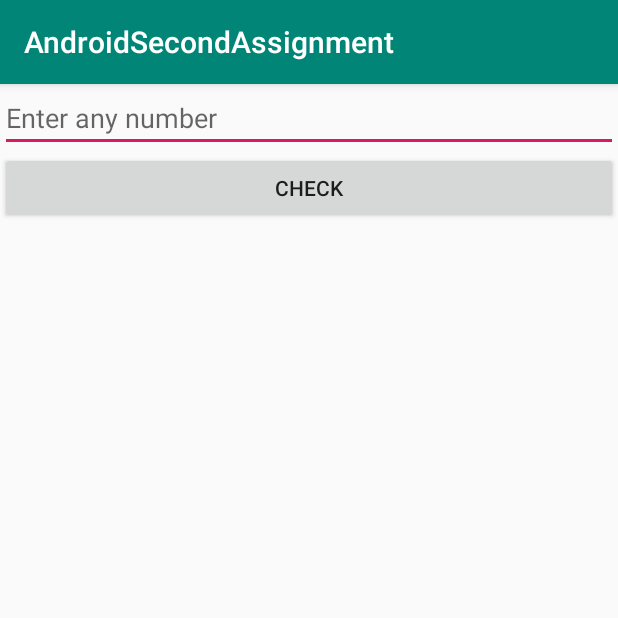
After one commit to Hipak7/Topic6ViewPagerActivity, an Android app: the fragment armstrong shown on its own in the app's theme, on a phone screen of 412 x 824 dp, the top half of it. The commit adds this screen. Run offline under Robolectric (Android 15) with nearby library versions, the phone set to English and light mode, and no system bars.

Commit message:
Armstrong Successfully Done

```diff
--- /dev/null
+++ b/app/src/main/java/com/softwarica/androidsecondassignment/hipak/fragments/armstrong.java
@@ -0,0 +1,65 @@
+package com.softwarica.androidsecondassignment.hipak.fragments;
+
+import android.content.Context;
+import android.net.Uri;
+import android.os.Bundle;
+
+import androidx.fragment.app.Fragment;
+
+import android.view.LayoutInflater;
+import android.view.View;
+import android.view.ViewGroup;
+import android.widget.Button;
+import android.widget.EditText;
+import android.widget.TextView;
+
+import com.softwarica.androidsecondassignment.R;
+
+
+public class armstrong extends Fragment implements View.OnClickListener {
+    private Button btnArmstrong;
+    private EditText etArmstrong;
+    private TextView tvArmstrong;
+
+
+
+
+
+    @Override
+    public View onCreateView(LayoutInflater inflater, ViewGroup container,
+                             Bundle savedInstanceState) {
+        // Inflate the layout for this fragment
+        View view=inflater.inflate(R.layout.fragment_armstrong,container,false);
+        etArmstrong=view.findViewById(R.id.etArmstrong);
+        btnArmstrong=view.findViewById(R.id.btnArmstrong);
+        tvArmstrong=view.findViewById(R.id.tvArmstrong);
+
+        btnArmstrong.setOnClickListener(this);
+        return view;
+    }
+
+
+
+
+
+    @Override
+    public void onClick(View v) {
+        int num = Integer.parseInt(etArmstrong.getText().toString());
+
+        int number, temp, total = 0;
+
+        number = num;
+        while (number != 0)
+        {
+            temp = number % 10;
+            total = total + temp*temp*temp;
+            number /= 10;
+        }
+
+        if(total == num)
+            tvArmstrong.setText(num + " is an Armstrong number");
+        else
+            tvArmstrong.setText(num + " is not an Armstrong number");
+    }
+
+}
--- /dev/null
+++ b/app/src/main/res/layout/fragment_armstrong.xml
@@ -0,0 +1,29 @@
+<LinearLayout xmlns:android="http://schemas.android.com/apk/res/android"
+    xmlns:tools="http://schemas.android.com/tools"
+    android:layout_width="match_parent"
+    android:orientation="vertical"
+    android:layout_height="match_parent"
+    tools:context=".hipak.fragments.Armstrong">
+
+
+    <EditText
+        android:layout_width="match_parent"
+        android:layout_height="wrap_content"
+        android:id="@+id/etArmstrong"
+        android:hint="Enter any number"
+        android:inputType="number"
+        />
+
+    <Button
+        android:layout_width="match_parent"
+        android:layout_height="wrap_content"
+        android:text="Check"
+        android:id="@+id/btnArmstrong"
+        />
+
+    <TextView
+        android:layout_width="match_parent"
+        android:layout_height="wrap_content"
+        android:id="@+id/tvArmstrong"/>
+
+</LinearLayout>
```
Also changed, not shown: app/src/main/java/com/softwarica/androidsecondassignment/hipak/hipak/MainActivity.java (+6 -1 lines).
